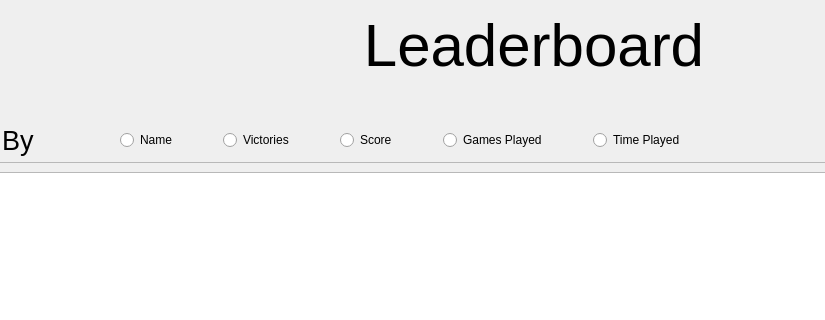
Old version of the form babyfut_master/ui/leaderboard.ui in the repository eharquin/babyfut; both pictures show x 106 to 931 and y 0 to 320 of the 1280 by 720 pixel window.
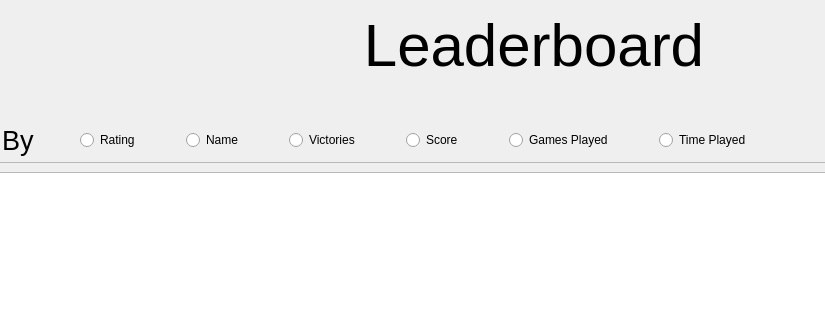
New version of the form.

```diff
--- a/babyfut_master/ui/leaderboard.ui
+++ b/babyfut_master/ui/leaderboard.ui
@@ -91,6 +91,13 @@
        </property>
       </spacer>
      </item>
+     <item>
+      <widget class="QRadioButton" name="rbRating">
+       <property name="text">
+        <string>Rating</string>
+       </property>
+      </widget>
+     </item>
      <item>
       <spacer name="horizontalSpacer_4">
        <property name="orientation">
```
Left out of the diff: 2 changed lines with no effect on the pictures.
